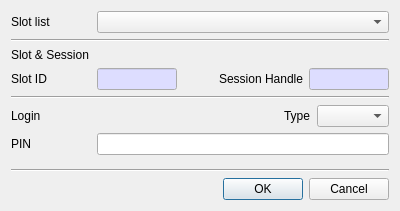
Before: the Qt Designer form CryptokiMan/login_dlg.ui in jykim74/CryptokiMan, drawn with Qt 5.
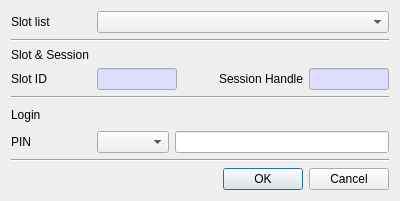
After: the same form once the commit is applied.

Commit message: 로그인 UI 수정

What changed in the file:
```diff
--- a/CryptokiMan/login_dlg.ui
+++ b/CryptokiMan/login_dlg.ui
@@ -7,7 +7,7 @@
     <x>0</x>
     <y>0</y>
     <width>400</width>
-    <height>211</height>
+    <height>198</height>
    </rect>
   </property>
   <property name="windowTitle">
@@ -225,18 +225,20 @@
      <property name="topMargin">
       <number>0</number>
      </property>
-     <item row="0" column="3">
-      <widget class="QComboBox" name="mTypeCombo"/>
-     </item>
-     <item row="0" column="2">
-      <widget class="QLabel" name="label_7">
-       <property name="text">
-        <string>Type</string>
-       </property>
-      </widget>
-     </item>
      <item row="0" column="0">
       <widget class="QLabel" name="label_3">
+       <property name="minimumSize">
+        <size>
+         <width>80</width>
+         <height>0</height>
+        </size>
+       </property>
+       <property name="maximumSize">
+        <size>
+         <width>80</width>
+         <height>16777215</height>
+        </size>
+       </property>
        <property name="text">
         <string>Login</string>
        </property>
@@ -275,21 +277,11 @@
      <item row="0" column="2">
       <widget class="QLineEdit" name="mPinText"/>
      </item>
+     <item row="0" column="1">
+      <widget class="QComboBox" name="mTypeCombo"/>
+     </item>
     </layout>
    </item>
-   <item>
-    <spacer name="verticalSpacer">
-     <property name="orientation">
-      <enum>Qt::Vertical</enum>
-     </property>
-     <property name="sizeHint" stdset="0">
-      <size>
-       <width>20</width>
-       <height>40</height>
-      </size>
-     </property>
-    </spacer>
-   </item>
    <item>
     <widget class="Line" name="line_2">
      <property name="orientation">
```
